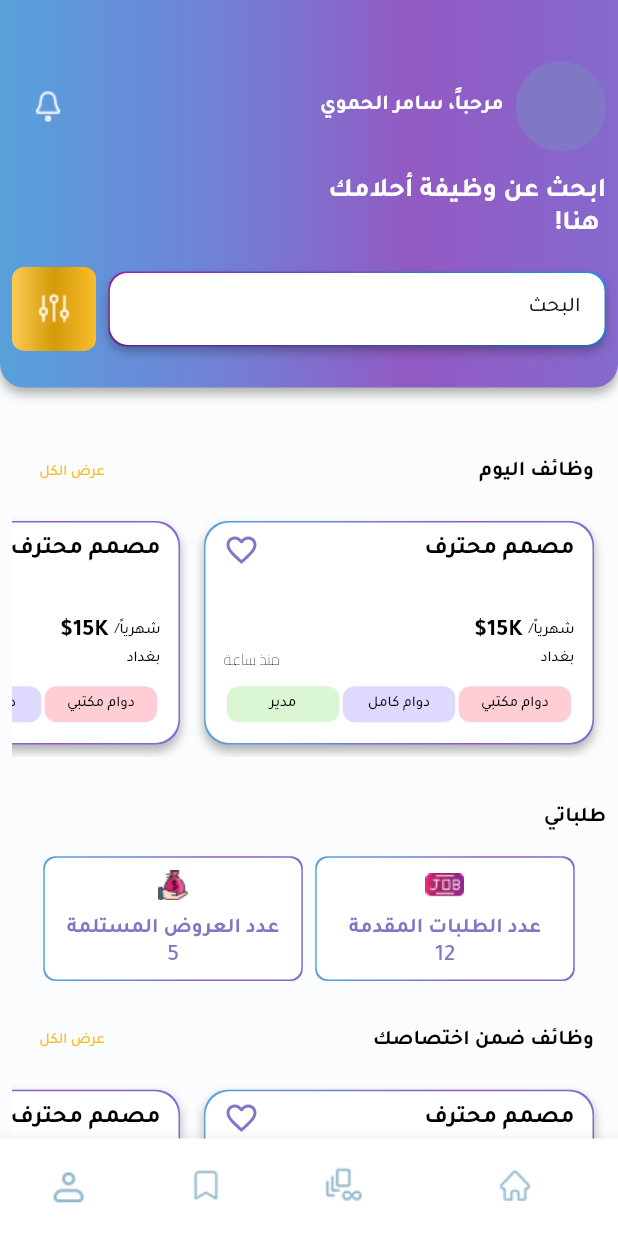
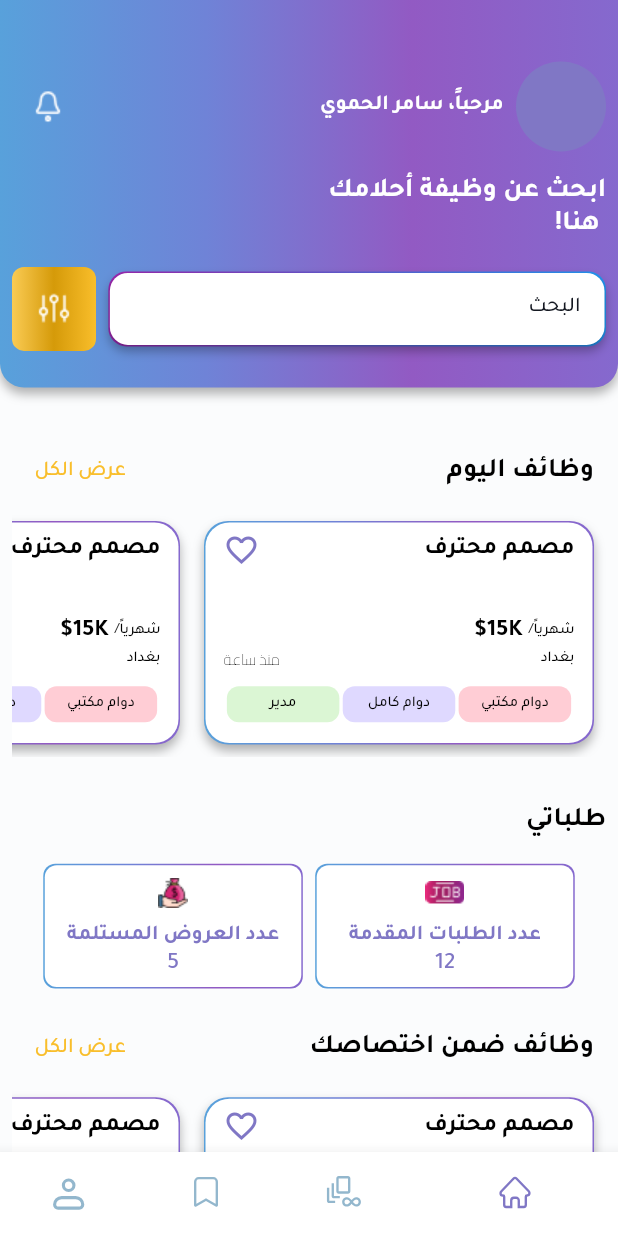
Before and after one commit to SamerAlHamwi/Wazzifni, a Flutter app: the UserRootScreen screen opened directly, on a phone screen of 412 x 824 dp. Run offline on Flutter 3.47's test engine with Material 3 defaults, Android fonts, the phone set to English and light mode, and no system bars; our stand-ins replace cached_network_image, easy_localization, flutter_bloc, flutter_easyloading, flutter_phoenix, flutter_screenutil and 3 more.

Commit message:
edit navigation bar

```diff
--- a/lib/core/constants/app_assets.dart
+++ b/lib/core/constants/app_assets.dart
@@ -52,10 +52,10 @@ class AppAssets {
   static const notifications = 'assets/icons/home/notifications.png';
 
   ///Navigation Icons
-  static const homeNav = 'assets/icons/navigation_bar/home.png';
-  static const searchNav = 'assets/icons/navigation_bar/job.png';
-  static const saveNav = 'assets/icons/navigation_bar/save.png';
-  static const profileNav = 'assets/icons/navigation_bar/profile.png';
+  static const homeNav = 'assets/icons/navigation_bar/home-icon.svg';
+  static const searchNav = 'assets/icons/navigation_bar/job-icon.svg';
+  static const saveNav = 'assets/icons/navigation_bar/save-icon.svg';
+  static const profileNav = 'assets/icons/navigation_bar/profile-icon.svg';
 
 
 
--- a/lib/core/constants/appcolors.dart
+++ b/lib/core/constants/appcolors.dart
@@ -8,6 +8,7 @@ class AppColors {
   static const Color secondaryColor = Color(0xFFFF9228);
   static const Color darkText = Color(0xFF4A4A4A);
   static const Color subWhite = Color(0xFFD9D9D9);
+  static const Color navInActiveColor = Color(0xFF93B7CD);
   static const Color card1 = Color(0xFFFFCDD5);
   static const Color card2 = Color(0xFFDFD9FF);
   static const Color card3 = Color(0xFFDBF6D4);
--- a/lib/core/widgets/custom_widgets/list_title_widget.dart
+++ b/lib/core/widgets/custom_widgets/list_title_widget.dart
@@ -21,7 +21,7 @@ class TitleListWidget extends StatelessWidget {
         children: [
           Text(
             title,
-            style: AppText.fontSizeNormalTextStyle.copyWith(
+            style: AppText.fontSizeLargeTextStyle.copyWith(
               fontWeight: FontWeight.w600,
             ),
           ),
@@ -29,7 +29,7 @@ class TitleListWidget extends StatelessWidget {
               onPressed: onTap,
               child: Text(
                 'عرض الكل',
-                style: AppText.fontSizeSmallTextStyle.copyWith(
+                style: AppText.fontSizeNormalTextStyle.copyWith(
                     color: AppColors.gold
                 ),
               )
--- a/lib/features/user/home/ui/root_screen.dart
+++ b/lib/features/user/home/ui/root_screen.dart
@@ -1,6 +1,7 @@
 
 
 import 'package:flutter/material.dart';
+import 'package:flutter_svg/flutter_svg.dart';
 import 'package:wazzifni/core/constants/appcolors.dart';
 import 'package:wazzifni/features/user/home/ui/home_screen.dart';
 import 'package:wazzifni/features/user/saved_jobs/ui/saved_jobs_screen.dart';
@@ -8,14 +9,16 @@ import 'package:wazzifni/features/user/search/ui/search_screen.dart';
 import '../../../../core/constants/app_assets.dart';
 import '../../profile/profile/ui/profile_screen.dart';
 
+
 class UserRootScreen extends StatefulWidget {
   const UserRootScreen({super.key});
 
   @override
-  _UserRootScreenState createState() => _UserRootScreenState();
+  State<UserRootScreen> createState() => _UserRootScreenState();
 }
 
 class _UserRootScreenState extends State<UserRootScreen> {
+
   int _selectedIndex = 0;
 
   final List<Widget> _pages = [
@@ -44,28 +47,30 @@ class _UserRootScreenState extends State<UserRootScreen> {
         unselectedItemColor: AppColors.black,
         items: [
           BottomNavigationBarItem(
-            icon: _buildNavIcon(AppAssets.homeNav),
+            icon: _buildNavIcon(AppAssets.homeNav,0),
             label: '',
           ),
           BottomNavigationBarItem(
-              icon: _buildNavIcon(AppAssets.searchNav),
+              icon: _buildNavIcon(AppAssets.searchNav,1),
               label: ''),
           BottomNavigationBarItem(
-              icon: _buildNavIcon(AppAssets.saveNav),
+              icon: _buildNavIcon(AppAssets.saveNav,2),
               label: ''),
           BottomNavigationBarItem(
-              icon: _buildNavIcon(AppAssets.profileNav),
+              icon: _buildNavIcon(AppAssets.profileNav,3),
               label: ''),
         ],
       ),
     );
   }
 
-  Widget _buildNavIcon(String assetPath) {
-    return Image.asset(
+  Widget _buildNavIcon(String assetPath, int index) {
+    return SvgPicture.asset(
       assetPath,
-      height: 35,
+      height: 25,
       width: 35,
+      color: _selectedIndex == index ? AppColors.primaryColor : AppColors.navInActiveColor,
     );
   }
+
 }
--- a/lib/features/user/home/ui/widgets/my_requests_widget.dart
+++ b/lib/features/user/home/ui/widgets/my_requests_widget.dart
@@ -21,7 +21,7 @@ class MyRequestsWidget extends StatelessWidget {
         children: [
           Text(
             'طلباتي',
-            style: AppText.fontSizeNormalTextStyle.copyWith(
+            style: AppText.fontSizeLargeTextStyle.copyWith(
               fontWeight: FontWeight.w600,
             ),
           ),
```
Also changed, not shown: assets/icons/navigation_bar/home-icon.svg (added), assets/icons/navigation_bar/home.png (deleted), assets/icons/navigation_bar/job-icon.svg (added), assets/icons/navigation_bar/job.png (deleted), assets/icons/navigation_bar/profile-icon.svg (added), assets/icons/navigation_bar/profile.png (deleted), assets/icons/navigation_bar/save-icon.svg (added), assets/icons/navigation_bar/save.png (deleted).
